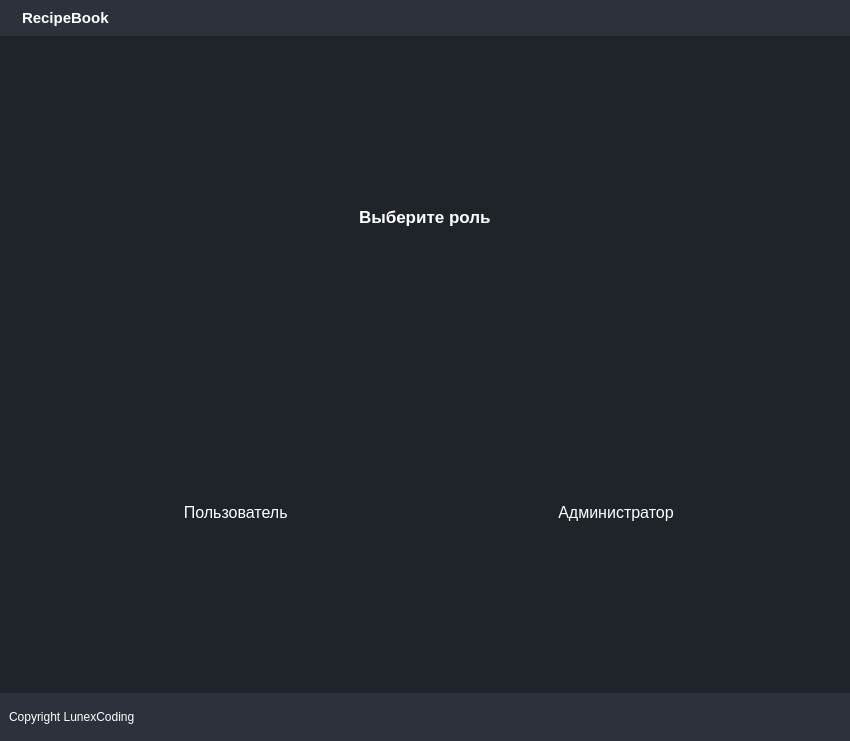
Qt form forms/interface.ui (LunexCoding/CarRental) before a commit.
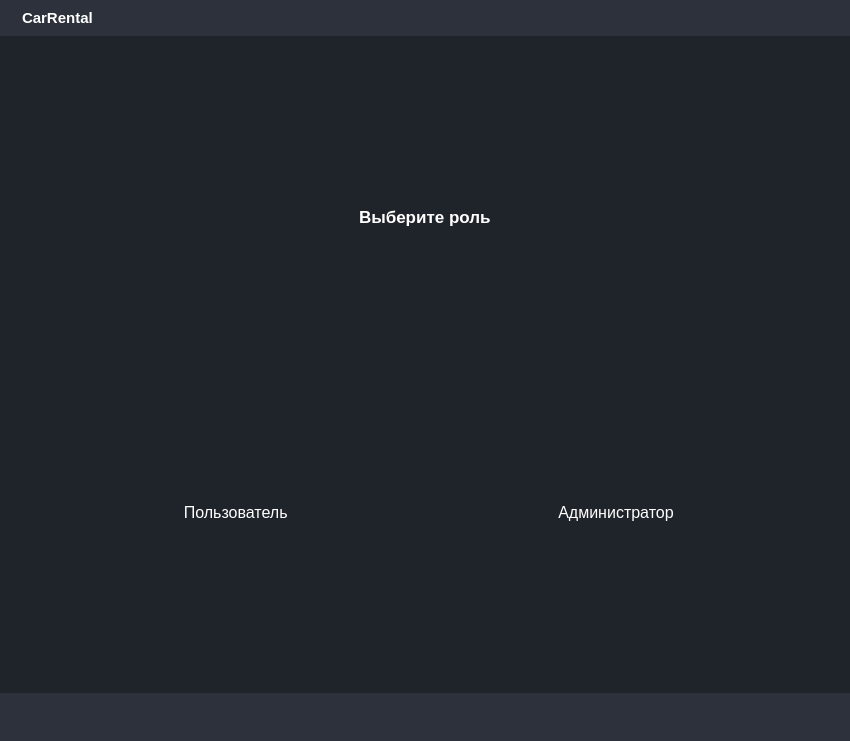
The same form after that commit. Icons and pictures are not drawn. Custom widgets are drawn as their Qt base class.

Commit message: Rename app to Car Rental

Diff of the .ui file:
```diff
--- a/forms/interface.ui
+++ b/forms/interface.ui
@@ -326,7 +326,7 @@
                 </font>
                </property>
                <property name="text">
-                <string>RecipeBook</string>
+                <string>CarRental</string>
                </property>
               </widget>
              </item>
@@ -1759,7 +1759,7 @@
           <property name="bottomMargin">
            <number>0</number>
           </property>
-          <item>
+          <item alignment="Qt::AlignRight">
            <widget class="QFrame" name="frame_10">
             <property name="frameShape">
              <enum>QFrame::StyledPanel</enum>
@@ -1768,14 +1768,7 @@
              <enum>QFrame::Raised</enum>
             </property>
             <layout class="QHBoxLayout" name="horizontalLayout_12">
-             <item>
-              <widget class="QLabel" name="label_15">
-               <property name="text">
-                <string>Copyright LunexCoding</string>
-               </property>
-              </widget>
-             </item>
-             <item>
+             <item alignment="Qt::AlignRight">
               <widget class="QFrame" name="sizeGrip">
                <property name="minimumSize">
                 <size>
```
The commit also changes 1 other file.
